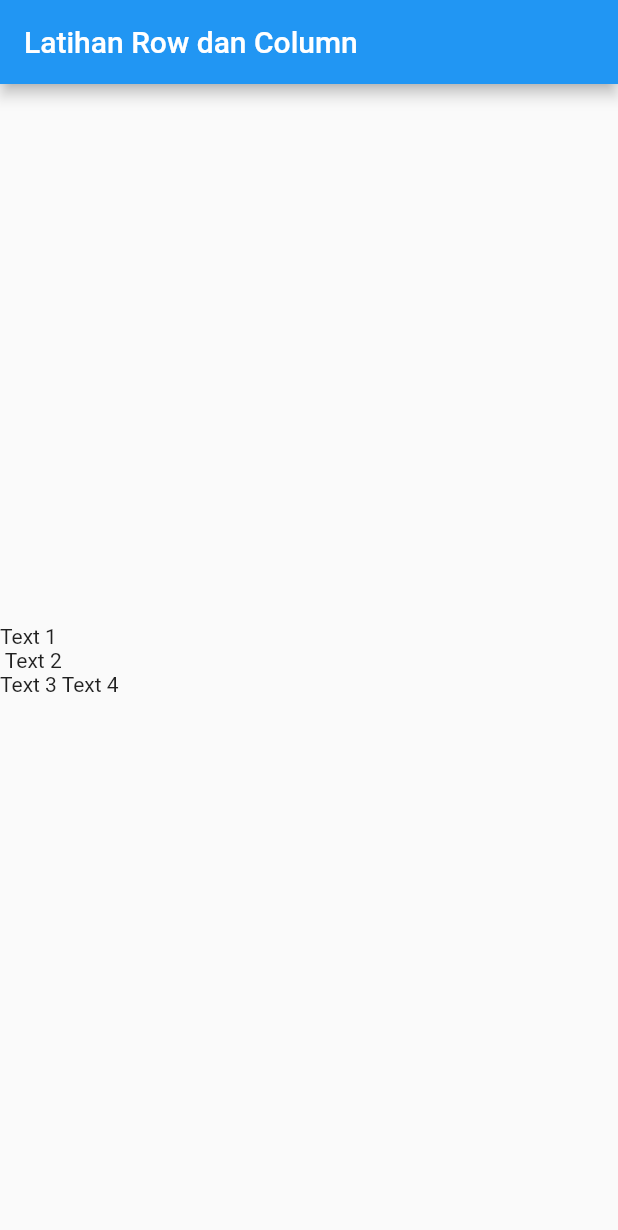
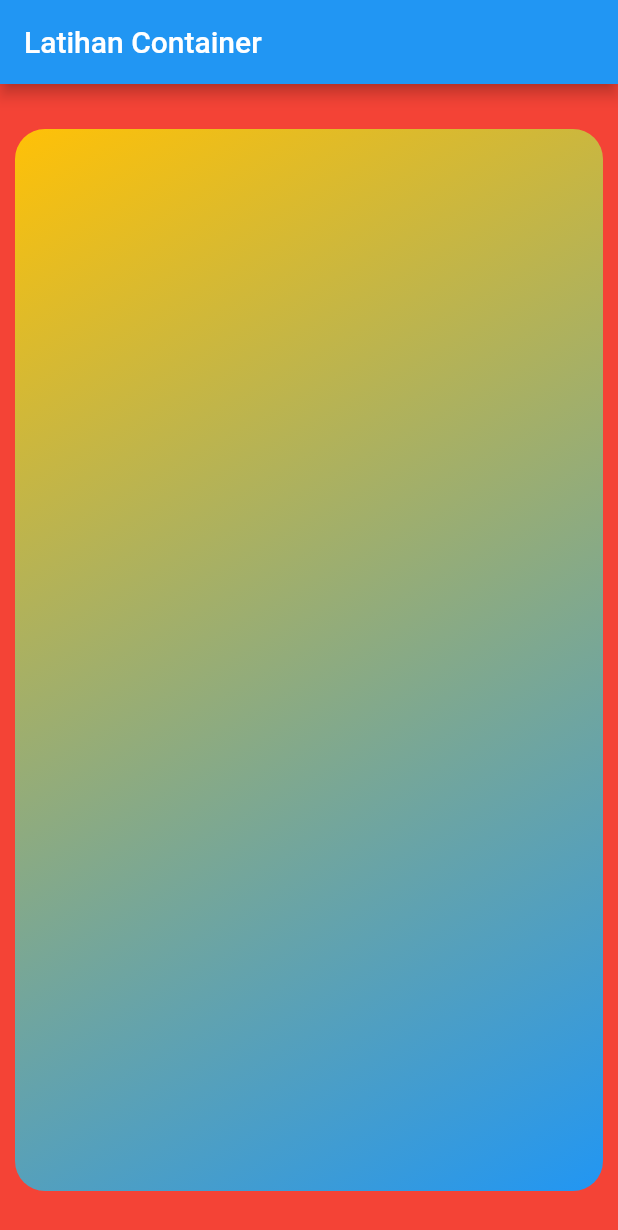
Before and after one commit to paozanwa22/learnFlutter, a Flutter app: the screen it shows after launch, on a phone screen of 412 x 824 dp. Shown: the top 1230 px of the screen. Run offline on Flutter 3.47's test engine with Material 2 defaults, Android fonts, the phone set to English and light mode, and no system bars.

Commit message:
Container

```diff
--- a/lib/main.dart
+++ b/lib/main.dart
@@ -7,20 +7,24 @@ class MyApp extends StatelessWidget {
   Widget build(BuildContext context) {
     return MaterialApp(
       home: Scaffold(
-        appBar: AppBar(title: Text('Latihan Row dan Column'),),
-        body: Column(
-          mainAxisAlignment: MainAxisAlignment.center,
-          crossAxisAlignment: CrossAxisAlignment.start,
-          children: <Widget>[
-            Text("Text 1"),
-            Text(" Text 2"),
-            Row(
-              children: <Widget>[
-                Text("Text 3"),
-                Text(" Text 4"),
-              ],
-            ),
-          ],
+        appBar: AppBar(title: Text('Latihan Container'),),
+        body: Container(
+          color: Colors.red,
+          // margin: EdgeInsets.all(10),
+          // margin: EdgeInsets.fromLTRB(1, 15, 30, 40),
+          padding: EdgeInsets.only(bottom: 20, top: 20),
+          child: Container(
+            margin: EdgeInsets.all(10),
+            decoration: BoxDecoration(
+              borderRadius: BorderRadius.circular(20),
+              gradient: LinearGradient(
+              begin: Alignment.topLeft,
+              end: Alignment.bottomRight,
+              colors: <Color>[
+                Colors.amber,
+                Colors.blue,
+            ])),
+          ),
         ),
       ),
     );
```
